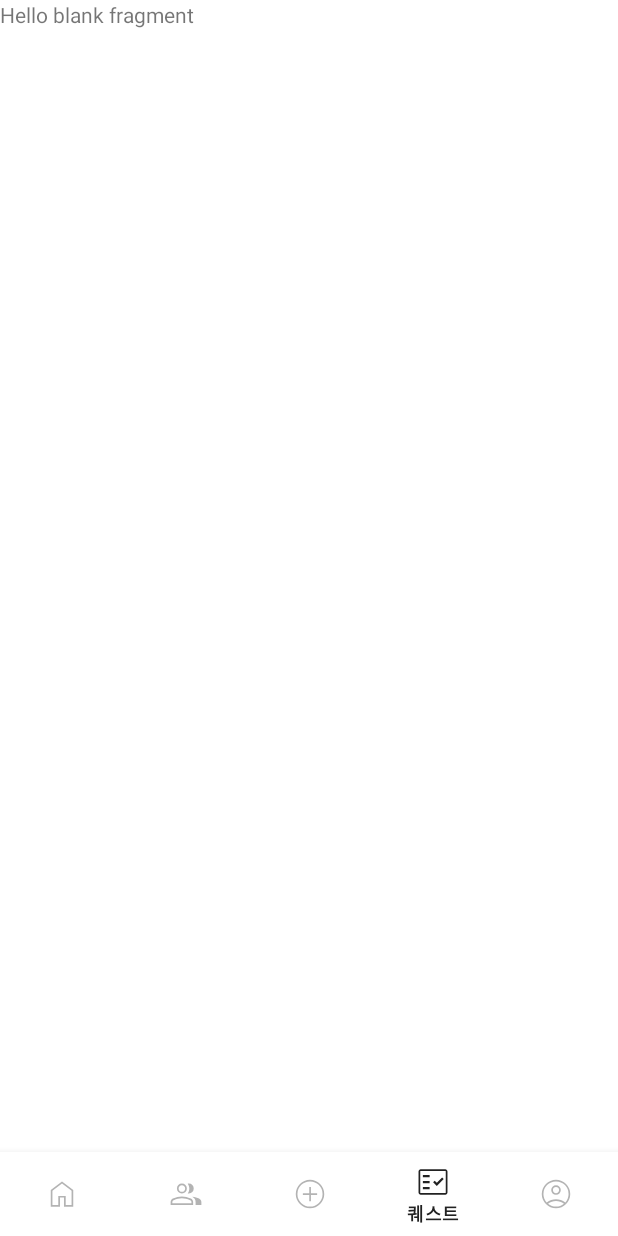
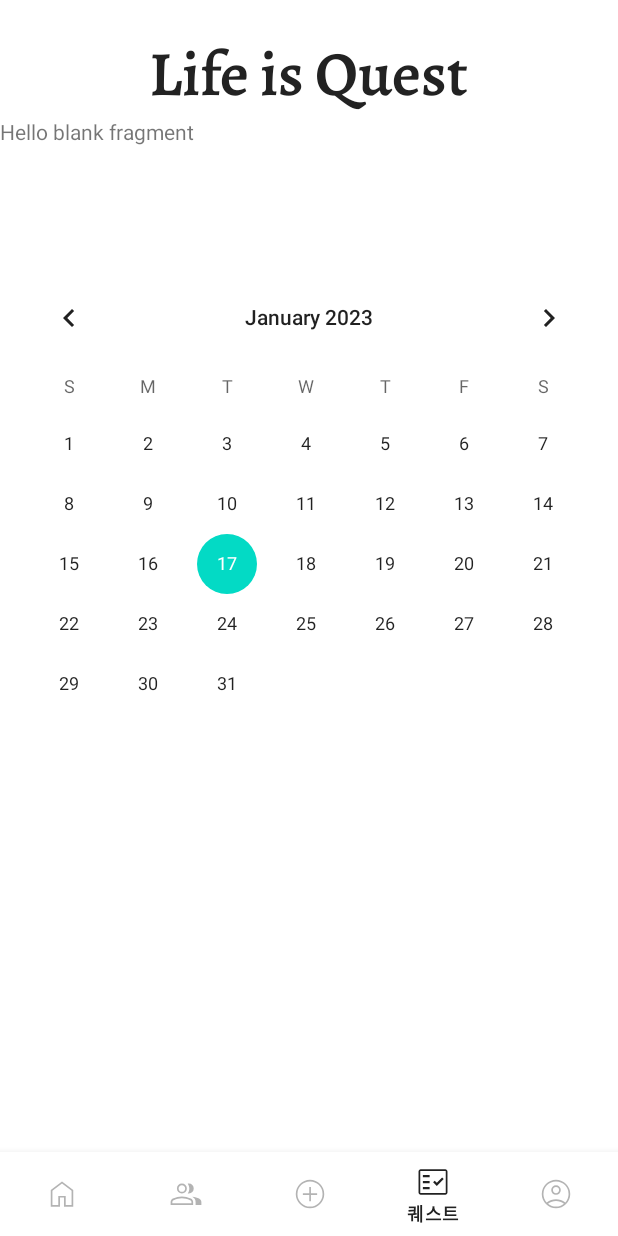
Before and after one commit to wooj1nBot/LifeisQuest, an Android app: the MainActivity screen opened directly, with no data from a screen before it, item 4 of the bottom bar chosen, on a phone screen of 412 x 824 dp. Run offline under Robolectric (Android 15) with nearby library versions, the phone set to English and light mode, and no system bars; our stand-ins replace Firebase (no records; nobody signed in at launch, a user with empty details on screens opened directly); Roboto replaces fonts that are not available here.

Commit message:
만드는중

```diff
--- a/app/src/main/java/com/example/lifeisquest/LoginActivity2.java
+++ b/app/src/main/java/com/example/lifeisquest/LoginActivity2.java
@@ -73,7 +73,7 @@ public class LoginActivity2 extends AppCompatActivity {
                                 @Override
                                 public void onComplete(@NonNull Task<AuthResult> task) {
                                     if (task.isSuccessful()) {
-                                        startActivity(new Intent(getApplicationContext(), MainActivity.class));
+                                        startActivity(new Intent(getApplicationContext(), MainActivity.class).putExtra("Text",mAuth.getUid())); // 유저 uid값을 받아야 되서 바꿧음
                                         finish();
                                     }else{
                                         Toast.makeText(getApplicationContext(), "로그인에 실패하였습니다.", Toast.LENGTH_SHORT).show();
--- a/app/src/main/java/com/example/lifeisquest/MainActivity.java
+++ b/app/src/main/java/com/example/lifeisquest/MainActivity.java
@@ -5,10 +5,22 @@ import androidx.appcompat.app.AppCompatActivity;
 import androidx.fragment.app.FragmentManager;
 import androidx.fragment.app.FragmentTransaction;
 
+import android.content.Intent;
 import android.os.Bundle;
 import android.view.MenuItem;
+import android.widget.CalendarView;
 
+import com.google.android.gms.tasks.OnCompleteListener;
+import com.google.android.gms.tasks.OnSuccessListener;
+import com.google.android.gms.tasks.Task;
 import com.google.android.material.bottomnavigation.BottomNavigationView;
+import com.google.firebase.firestore.DocumentSnapshot;
+import com.google.firebase.firestore.FirebaseFirestore;
+import com.google.firebase.firestore.Query;
+import com.google.firebase.firestore.QueryDocumentSnapshot;
+import com.google.firebase.firestore.QuerySnapshot;
+
+import java.util.ArrayList;
 
 public class MainActivity extends AppCompatActivity {
 
@@ -18,11 +30,20 @@ public class MainActivity extends AppCompatActivity {
     FriendFragment friendFragment;
     QuestFragment questFragment;
     MyPageFragment myPageFragment;
+    CalendarView calendarView;
+    Boolean changed=false;
+    ArrayList<Quest> quest_array=new ArrayList<>();
+    FirebaseFirestore db=FirebaseFirestore.getInstance();
+    String uid;
+    ArrayList<String> Quest_list=new ArrayList<>();
 
     @Override
     protected void onCreate(Bundle savedInstanceState) {
         super.onCreate(savedInstanceState);
         setContentView(R.layout.activity_main);
+        Intent intent=new Intent();
+        //uid=intent.getStringExtra("Text");
+        setting();
 
         bottomNavigationView = findViewById(R.id.navigationView);
         fragmentManager = getSupportFragmentManager();
@@ -30,6 +51,7 @@ public class MainActivity extends AppCompatActivity {
         friendFragment = new FriendFragment();
         questFragment = new QuestFragment();
         myPageFragment = new MyPageFragment();
+        calendarView=findViewById(R.id.calendarView);
         initFragment();
 
         bottomNavigationView.setOnNavigationItemSelectedListener(new BottomNavigationView.OnNavigationItemSelectedListener() {
@@ -52,9 +74,7 @@ public class MainActivity extends AppCompatActivity {
                     case R.id.page_mypage:
                         transaction.replace(R.id.mother, myPageFragment).commitAllowingStateLoss();
                         break;
-
                 }
-
                 return true;
             }
         });
@@ -68,4 +88,36 @@ public class MainActivity extends AppCompatActivity {
         transaction.addToBackStack(null);
         transaction.commitAllowingStateLoss();
     }
+    public void setting() {
+        final int[] cnt = {0};
+        db.collection("User").document(uid).get().addOnCompleteListener(new OnCompleteListener<DocumentSnapshot>() {
+            @Override
+            public void onComplete(@NonNull Task<DocumentSnapshot> task) {
+                if(task.isSuccessful()){
+                    DocumentSnapshot documentSnapshot=task.getResult();
+                    Quest_list=(ArrayList<String>) documentSnapshot.get("Quest");
+                }
+                else{
+                    // 튜토각???
+                }
+            }
+        });
+        for (String id : Quest_list){
+            db.collection("Quest").document(id).get().addOnCompleteListener(new OnCompleteListener<DocumentSnapshot>() {
+                @Override
+                public void onComplete(@NonNull Task<DocumentSnapshot> task) {
+                    cnt[0] = cnt[0] + 1;
+                    if(task.isSuccessful()){
+                        Quest quest = task.getResult().toObject(Quest.class);
+                        quest_array.add(quest);
+                    }else {
+                        //실패
+                    }
+                    if(cnt[0] == Quest_list.size()){
+                        //작업이 모두 완료
+                    }
+                }
+            });
+        }
+    }
 }
--- a/app/src/main/res/layout/activity_main.xml
+++ b/app/src/main/res/layout/activity_main.xml
@@ -7,11 +7,29 @@
     android:orientation="vertical"
     tools:context=".MainActivity">
 
+    <TextView
+        android:id="@+id/textView3"
+        android:layout_width="wrap_content"
+        android:layout_height="wrap_content"
+        android:layout_centerHorizontal="true"
+        android:layout_gravity="center_horizontal"
+        android:layout_marginTop="20dp"
+        android:fontFamily="@font/alegreya_semibold"
+        android:text="@string/app_name"
+        android:textColor="#222222"
+        android:textSize="42sp" />
+
     <FrameLayout
         android:id="@+id/mother"
         android:layout_width="match_parent"
         android:layout_height="match_parent"
         android:layout_weight="1">
+
+        <CalendarView
+            android:id="@+id/calendarView"
+            android:layout_width="match_parent"
+            android:layout_height="wrap_content"
+            android:layout_marginTop="100dp" />
     </FrameLayout>
 
     <com.google.android.material.bottomnavigation.BottomNavigationView
```
Also changed, not shown: app/src/main/java/com/example/lifeisquest/QuestManager.java (+11 -1 lines), app/src/main/java/com/example/lifeisquest/Quest_Making_Activity.java (added, +13 -0 lines), app/src/main/java/com/example/lifeisquest/User.java (+19 -0 lines), app/src/main/res/layout/quest_make.xml (added, +29 -0 lines).
